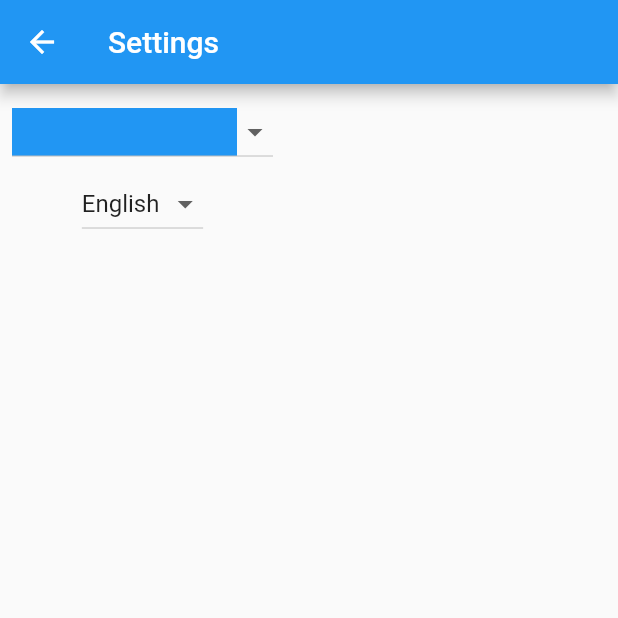
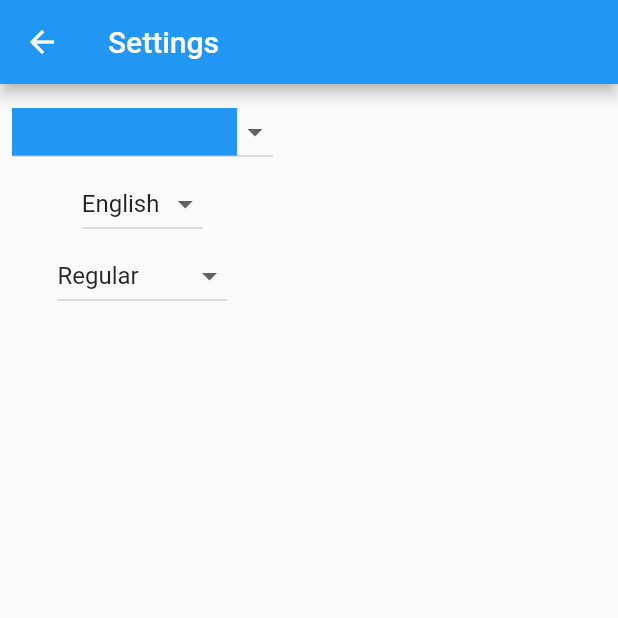
Before and after one commit to carlosvchrdevelop/todo-list, a Flutter app: the SettingsScreen screen opened directly, on a phone screen of 412 x 824 dp, the top half of it. Run offline on Flutter 3.47's test engine with Material 2 defaults, Android fonts, the phone set to English and light mode, and no system bars; our stand-ins replace hive, hive_flutter; accounts and stored records are empty.

Commit message:
Agregada configuración de tipo de vista con opciones de normal, cómoda o compacta.

```diff
--- a/lib/lang/lang.dart
+++ b/lib/lang/lang.dart
@@ -30,6 +30,9 @@ class Lang {
       'editTask': 'Edit task',
       'settings': 'Settings',
       'needsRestart': 'You must restart to apply changes.',
+      'viewTypeRegular': 'Regular',
+      'viewTypeCompact': 'Compact',
+      'viewTypeComfortable': 'Comfortable',
     },
     Language.spanish: {
       'cancel': 'Cancelar',
@@ -43,6 +46,9 @@ class Lang {
       'editTask': 'Editar tarea',
       'settings': 'Configuración',
       'needsRestart': 'Se necesita reiniciar para aplicar los cambios.',
+      'viewTypeRegular': 'Normal',
+      'viewTypeCompact': 'Compacto',
+      'viewTypeComfortable': 'Cómodo',
     }
   };
 
@@ -85,4 +91,16 @@ class Lang {
   static String getNeedsRestart(Language _language) {
     return _translations[_language]!['needsRestart']!;
   }
+
+  static String get viewTypeRegular {
+    return _translations[language]!['viewTypeRegular']!;
+  }
+
+  static String get viewTypeCompact {
+    return _translations[language]!['viewTypeCompact']!;
+  }
+
+  static String get viewTypeComfortable {
+    return _translations[language]!['viewTypeComfortable']!;
+  }
 }
--- a/lib/screens/settings_screen.dart
+++ b/lib/screens/settings_screen.dart
@@ -2,6 +2,7 @@ import 'package:flutter/material.dart';
 import 'package:todo_list/lang/lang.dart';
 import 'package:todo_list/widgets/settings_screen/settings_color_dropdown.dart';
 import 'package:todo_list/widgets/settings_screen/settings_language_dropdown.dart';
+import 'package:todo_list/widgets/settings_screen/settings_view_style_dropdown.dart';
 
 class SettingsScreen extends StatelessWidget {
   const SettingsScreen({Key? key}) : super(key: key);
@@ -14,7 +15,8 @@ class SettingsScreen extends StatelessWidget {
         padding: const EdgeInsets.all(8.0),
         child: Column(children: const [
           SettingsColorDropdown(),
-          SettingsLanguageDropdown()
+          SettingsLanguageDropdown(),
+          SettingsViewStyleDropdown(),
         ]),
       ),
     );
--- a/lib/src/view_type.dart
+++ b/lib/src/view_type.dart
@@ -1,4 +1,5 @@
 import 'package:hive/hive.dart';
+import 'package:todo_list/lang/lang.dart';
 
 part 'view_type.g.dart';
 
@@ -13,3 +14,35 @@ enum ViewType {
   @HiveField(2)
   comfortable
 }
+
+class ViewTypeManager {
+  static List<ViewType> getViewTypes() {
+    return [ViewType.regular, ViewType.compact, ViewType.comfortable];
+  }
+
+  static const double _compactSize = 0;
+  static const double _comfortableSize = 12;
+  static const double _regularSize = 8;
+
+  static getViewTypeSize(ViewType viewType) {
+    switch (viewType) {
+      case ViewType.comfortable:
+        return _comfortableSize;
+      case ViewType.compact:
+        return _compactSize;
+      default:
+        return _regularSize;
+    }
+  }
+
+  static String getViewTypeLabel(ViewType viewType) {
+    switch (viewType) {
+      case ViewType.compact:
+        return Lang.viewTypeCompact;
+      case ViewType.comfortable:
+        return Lang.viewTypeComfortable;
+      default:
+        return Lang.viewTypeRegular;
+    }
+  }
+}
--- /dev/null
+++ b/lib/widgets/settings_screen/settings_view_style_dropdown.dart
@@ -0,0 +1,22 @@
+import 'package:flutter/material.dart';
+import 'package:provider/provider.dart';
+import 'package:todo_list/providers/settings_provider.dart';
+import 'package:todo_list/src/view_type.dart';
+
+class SettingsViewStyleDropdown extends StatelessWidget {
+  const SettingsViewStyleDropdown({Key? key}) : super(key: key);
+
+  @override
+  Widget build(BuildContext context) {
+    final provider = Provider.of<SettingsProvider>(context);
+    return DropdownButton<ViewType>(
+        value: provider.viewType,
+        items: ViewTypeManager.getViewTypes()
+            .map((e) => DropdownMenuItem(
+                value: e, child: Text(ViewTypeManager.getViewTypeLabel(e))))
+            .toList(),
+        onChanged: (ViewType? newValue) {
+          provider.setViewType(newValue!);
+        });
+  }
+}
--- a/lib/widgets/task_list/task_list.dart
+++ b/lib/widgets/task_list/task_list.dart
@@ -14,7 +14,7 @@ class TaskList extends StatelessWidget {
           return TaskListTile(task: provider.tasks[index]);
         },
         separatorBuilder: (_, __) => const Divider(
-              height: 1,
+              height: 0,
             ),
         itemCount: provider.tasks.length);
   }
```
Also changed, not shown: lib/widgets/task_list/task_list_tile.dart (+10 -0 lines).
